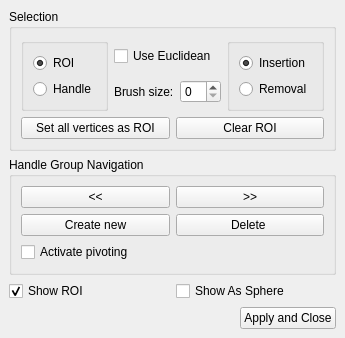
First picture: the form in Polyhedron/demo/Polyhedron/Deform_mesh.ui, repository CGAL/cgal, before the edit.
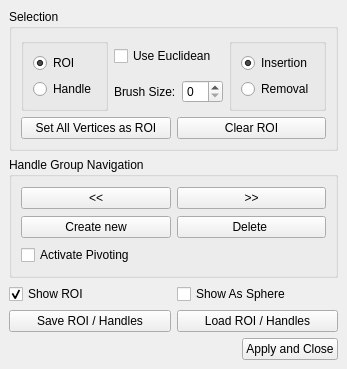
Second picture: the form after the edit.

Commit message: Demo updates, Support for saving / loading ROI is introduced

The edit to the form file:
```diff
--- a/Polyhedron/demo/Polyhedron/Deform_mesh.ui
+++ b/Polyhedron/demo/Polyhedron/Deform_mesh.ui
@@ -6,8 +6,8 @@
    <rect>
     <x>0</x>
     <y>0</y>
-    <width>316</width>
-    <height>338</height>
+    <width>317</width>
+    <height>369</height>
    </rect>
   </property>
   <property name="windowTitle">
@@ -35,7 +35,7 @@
            <item>
             <widget class="QLabel" name="BrushLabel">
              <property name="text">
-              <string>Brush size:</string>
+              <string>Brush Size:</string>
              </property>
             </widget>
            </item>
@@ -51,7 +51,7 @@
          <item>
           <widget class="QPushButton" name="SelectAllVerticesPushButton">
            <property name="text">
-            <string>Set all vertices as ROI</string>
+            <string>Set All Vertices as ROI</string>
            </property>
           </widget>
          </item>
@@ -164,7 +164,7 @@
        <item>
         <widget class="QCheckBox" name="ActivatePivotingCheckBox">
          <property name="text">
-          <string>Activate pivoting </string>
+          <string>Activate Pivoting </string>
          </property>
         </widget>
        </item>
@@ -195,6 +195,24 @@
       </item>
      </layout>
     </item>
+    <item>
+     <layout class="QHBoxLayout" name="horizontalLayout_6">
+      <item>
+       <widget class="QPushButton" name="SaveROIPushButton">
+        <property name="text">
+         <string>Save ROI / Handles</string>
+        </property>
+       </widget>
+      </item>
+      <item>
+       <widget class="QPushButton" name="ReadROIPushButton">
+        <property name="text">
+         <string>Load ROI / Handles</string>
+        </property>
+       </widget>
+      </item>
+     </layout>
+    </item>
     <item>
      <layout class="QHBoxLayout" name="ApplyAndCloseLayout">
       <item>
```
Left out of the diff: 6 changed lines with no effect on the pictures. The commit also changes 2 other files.
